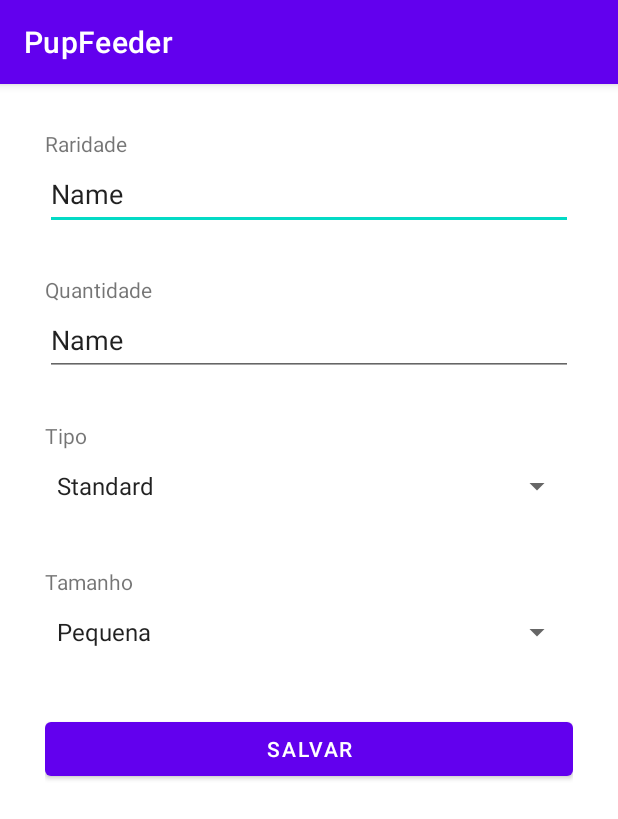
After one commit to JonatasxZ/powerup_pupfeeder, an Android app: the TelaCadastroListas screen opened directly, with no data from a screen before it, on a phone screen of 412 x 824 dp. The commit adds this screen. Shown: the top 819 px of the screen. Run offline under Robolectric (Android 15) with nearby library versions, the phone set to English and light mode, and no system bars.

Commit message:
Tela de cadastro de lista

```diff
--- a/app/src/main/AndroidManifest.xml
+++ b/app/src/main/AndroidManifest.xml
@@ -9,6 +9,9 @@
         android:roundIcon="@mipmap/ic_launcher_round"
         android:supportsRtl="true"
         android:theme="@style/Theme.PupFeeder">
+        <activity
+            android:name=".TelaCadastroListas"
+            android:exported="false" />
         <activity
             android:name=".TelaListaSimples"
             android:exported="false" />
--- /dev/null
+++ b/app/src/main/java/com/example/pupfeeder/TelaCadastroListas.java
@@ -0,0 +1,14 @@
+package com.example.pupfeeder;
+
+import androidx.appcompat.app.AppCompatActivity;
+
+import android.os.Bundle;
+
+public class TelaCadastroListas extends AppCompatActivity {
+
+    @Override
+    protected void onCreate(Bundle savedInstanceState) {
+        super.onCreate(savedInstanceState);
+        setContentView(R.layout.activity_tela_cadastro_listas);
+    }
+}
--- a/app/src/main/java/com/example/pupfeeder/TelaListaSimples.java
+++ b/app/src/main/java/com/example/pupfeeder/TelaListaSimples.java
@@ -2,13 +2,18 @@ package com.example.pupfeeder;
 
 import androidx.appcompat.app.AppCompatActivity;
 
+import android.content.Intent;
 import android.os.Bundle;
+import android.view.View;
 import android.widget.ArrayAdapter;
+import android.widget.Button;
 import android.widget.ListView;
 
 public class TelaListaSimples extends AppCompatActivity {
 
     ListView listasimples;
+
+    Button novalista;
 
     @Override
     protected void onCreate(Bundle savedInstanceState) {
@@ -17,6 +22,15 @@ public class TelaListaSimples extends AppCompatActivity {
 
         listasimples = (ListView) findViewById(R.id.ListViewListaSimples);
 
+        novalista = (Button) findViewById(R.id.buttonListaNova);
+
+        novalista.setOnClickListener(new View.OnClickListener() {
+            @Override
+            public void onClick(View view) {
+                startActivity(new Intent(TelaListaSimples.this, TelaCadastroListas.class));
+            }
+        });
+
         String [] lista = new String[]{"Simples", "Comum", "Rara", "Limitada"};
 
         ArrayAdapter <String> listasimplesadapter = new ArrayAdapter<>(this, android.R.layout.simple_list_item_1,lista);
--- /dev/null
+++ b/app/src/main/res/layout/activity_tela_cadastro_listas.xml
@@ -0,0 +1,73 @@
+<?xml version="1.0" encoding="utf-8"?>
+<LinearLayout xmlns:android="http://schemas.android.com/apk/res/android"
+    xmlns:app="http://schemas.android.com/apk/res-auto"
+    xmlns:tools="http://schemas.android.com/tools"
+    android:layout_width="match_parent"
+    android:layout_height="match_parent"
+    android:layout_margin="30dp"
+    android:orientation="vertical"
+    tools:context=".TelaCadastroListas">
+
+    <TextView
+        android:id="@+id/textView5"
+        android:layout_width="match_parent"
+        android:layout_height="wrap_content"
+        android:text="@string/activity_tela_cadastro_lista" />
+
+    <EditText
+        android:id="@+id/editTextText"
+        android:layout_width="match_parent"
+        android:layout_height="48dp"
+        android:ems="10"
+        android:inputType="text"
+        android:text="Name" />
+
+    <TextView
+        android:id="@+id/textView6"
+        android:layout_width="match_parent"
+        android:layout_height="wrap_content"
+        android:layout_marginTop="30dp"
+        android:text="@string/activity_tela_cadastro_lista_quantidade" />
+
+    <EditText
+        android:id="@+id/editTextText2"
+        android:layout_width="match_parent"
+        android:layout_height="48dp"
+        android:ems="10"
+        android:inputType="text"
+        android:text="Name" />
+
+    <TextView
+        android:id="@+id/textView7"
+        android:layout_width="match_parent"
+        android:layout_height="wrap_content"
+        android:layout_marginTop="30dp"
+        android:text="@string/activity_tela_cadastro_tipo" />
+
+    <Spinner
+        android:id="@+id/spinner"
+        android:layout_width="match_parent"
+        android:layout_height="48dp"
+        android:entries="@array/activity_tela_cadastro_tipo_lista" />
+
+    <TextView
+        android:id="@+id/textView8"
+        android:layout_width="match_parent"
+        android:layout_height="wrap_content"
+        android:layout_marginTop="30dp"
+        android:text="@string/activity_tela_cadastro_tamanho" />
+
+    <Spinner
+        android:id="@+id/spinner2"
+        android:layout_width="match_parent"
+        android:layout_height="48dp"
+        android:entries="@array/activity_tela_cadastro_tamanho_lista" />
+
+    <Button
+        android:id="@+id/button"
+        android:layout_width="match_parent"
+        android:layout_height="wrap_content"
+        android:layout_marginTop="30dp"
+        android:text="@string/activity_tela_cadastro_lista_salvar" />
+
+</LinearLayout>
--- a/app/src/main/res/layout/activity_tela_lista_simples.xml
+++ b/app/src/main/res/layout/activity_tela_lista_simples.xml
@@ -9,17 +9,17 @@
     tools:context=".TelaListaSimples">
 
     <Button
-        android:id="@+id/button2"
+        android:id="@+id/buttonListaNova"
         android:layout_width="match_parent"
         android:layout_height="wrap_content"
-        android:text="@string/activity_main_tela_lista_simples" />
+        android:text="@string/activity_tela_lista_simples" />
 
     <TextView
         android:id="@+id/textView4"
         android:layout_width="match_parent"
         android:layout_height="wrap_content"
         android:layout_marginTop="30dp"
-        android:text="@string/activity_main_tela_lista_cadastradas" />
+        android:text="@string/activity_tela_lista_cadastradas" />
 
     <ListView
         android:id="@+id/ListViewListaSimples"
--- a/app/src/main/res/layout/activity_tela_selecao.xml
+++ b/app/src/main/res/layout/activity_tela_selecao.xml
@@ -16,7 +16,7 @@
         android:layout_weight="1"
         android:insetTop="6dp"
         android:insetBottom="6dp"
-        android:text="@string/activity_main_listas" />
+        android:text="@string/activity_tela_listas" />
 
     <Button
         android:id="@+id/button4"
--- a/app/src/main/res/values/strings.xml
+++ b/app/src/main/res/values/strings.xml
@@ -5,9 +5,28 @@
     <string name="activity_main_entrar">Entrar</string>string>
     <string name="activity_main_esqueci">Esqueci a senha</string>string>
     <string name="activity_main_cadastrar">Cadastrar senha</string>string>
-    <string name="activity_main_listas">Listas</string>string>
     <string name="activity_main_falha_autenticaçao">Usuário ou senha incorretos</string>string>
 
-    <string name="activity_main_tela_lista_simples">Lista nova</string>
-    <string name="activity_main_tela_lista_cadastradas">Lista cadastradas</string>
+    <string name="activity_tela_listas">Listas</string>string>
+
+    <string name="activity_tela_lista_simples">Lista nova</string>
+    <string name="activity_tela_lista_cadastradas">Lista cadastradas</string>
+
+    <string name="activity_tela_cadastro_lista">Raridade</string>
+    <string name="activity_tela_cadastro_lista_quantidade">Quantidade</string>
+    <string name="activity_tela_cadastro_tipo">Tipo</string>
+    <string-array name="activity_tela_cadastro_tipo_lista">
+        <item>Standard</item>
+        <item>Premium</item>
+        <item>Super Premium</item>
+    </string-array>
+    <string name="activity_tela_cadastro_tamanho">Tamanho</string>
+    <string-array name="activity_tela_cadastro_tamanho_lista">
+        <item>Pequena</item>
+        <item>Media</item>
+        <item>Grande</item>
+        <item>Super Grande</item>
+        <item>Larga</item>
+    </string-array>
+    <string name="activity_tela_cadastro_lista_salvar">Salvar</string>
 </resources>
```
